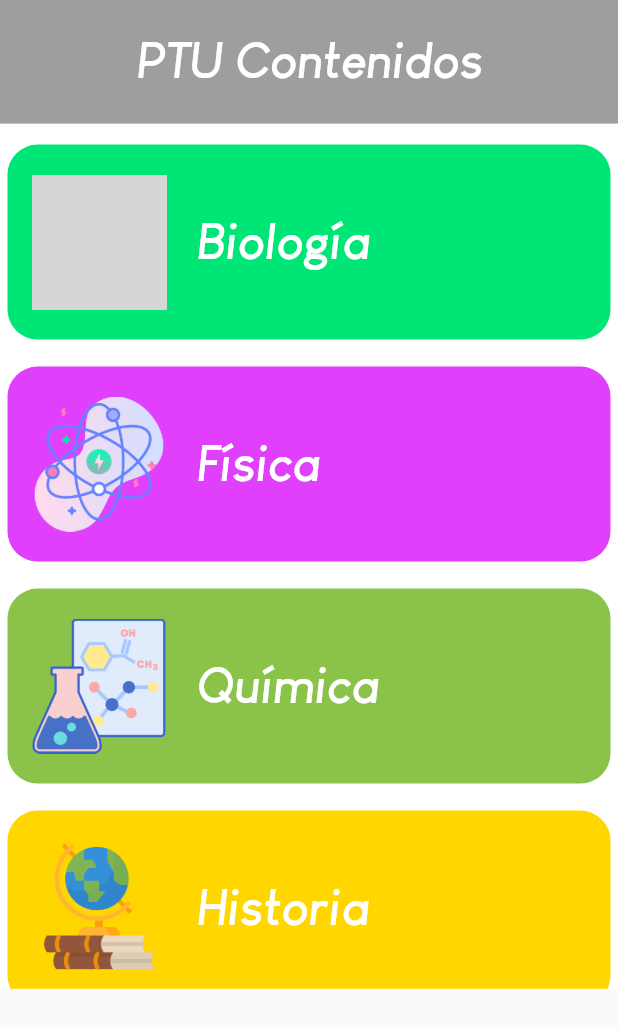
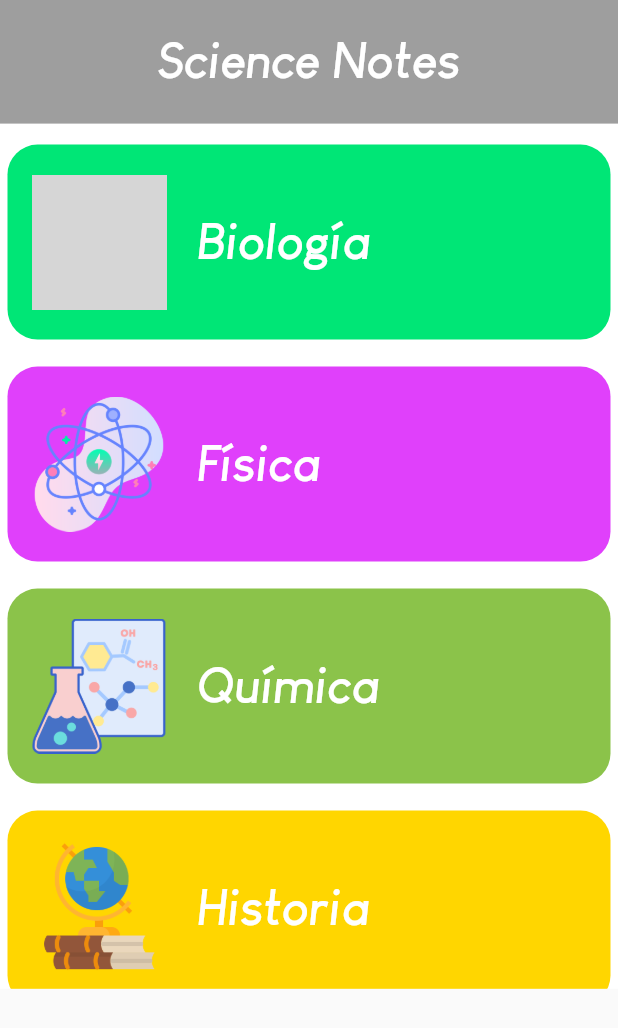
Before and after one commit to JordiDeSanta/PTUContenidos, a Flutter app: the screen it shows after launch, on a phone screen of 412 x 824 dp. Shown: the top 1028 px of the screen. Run offline on Flutter 3.47's test engine with Material 2 defaults, Android fonts, the phone set to English and light mode, and no system bars; drawn by our look-alikes of google_mobile_ads; missing offline and left inert: syncfusion_flutter_pdfviewer; network calls fail; grey boxes are pictures that could not be loaded.

Commit message:
Science Notes

```diff
--- a/lib/main.dart
+++ b/lib/main.dart
@@ -37,7 +37,7 @@ class _MyAppState extends State<MyApp> {
     );
 
     return MaterialApp(
-      title: 'PTU Contenidos',
+      title: 'Science Notes',
       initialRoute: 'home',
       debugShowCheckedModeBanner: false,
       routes: {
--- a/lib/pages/home_page.dart
+++ b/lib/pages/home_page.dart
@@ -41,7 +41,7 @@ class _HomePageState extends State<HomePage> {
 
     return Scaffold(
       appBar: AppBar(
-        title: Text('PTU Contenidos', style: styles.getTitle(context)),
+        title: Text('Science Notes', style: styles.getTitle(context)),
         centerTitle: true,
         toolbarHeight: h * 0.1,
         backgroundColor: Colors.black38,
@@ -67,22 +67,7 @@ class _HomePageState extends State<HomePage> {
           physics(),
           chemistry(),
           history(),
-          fButton(
-            context,
-            styles,
-            Colors.brown[300],
-            'assets/icons/logoF.png',
-            'https://play.google.com/store/apps/details?id=com.jordidev.ptuformulas',
-            'Fórmulas',
-          ),
-          fButton(
-            context,
-            styles,
-            Colors.orange[200],
-            'assets/icons/logo.png',
-            'https://play.google.com/store/apps/details?id=com.jordidev.ptucontenidos',
-            'Dános 🌟',
-          ),
+          SizedBox(height: h * 0.3),
         ],
       ),
     );
```
Also changed, not shown: assets/icons/logo.png, pubspec.lock, 29 other files.
